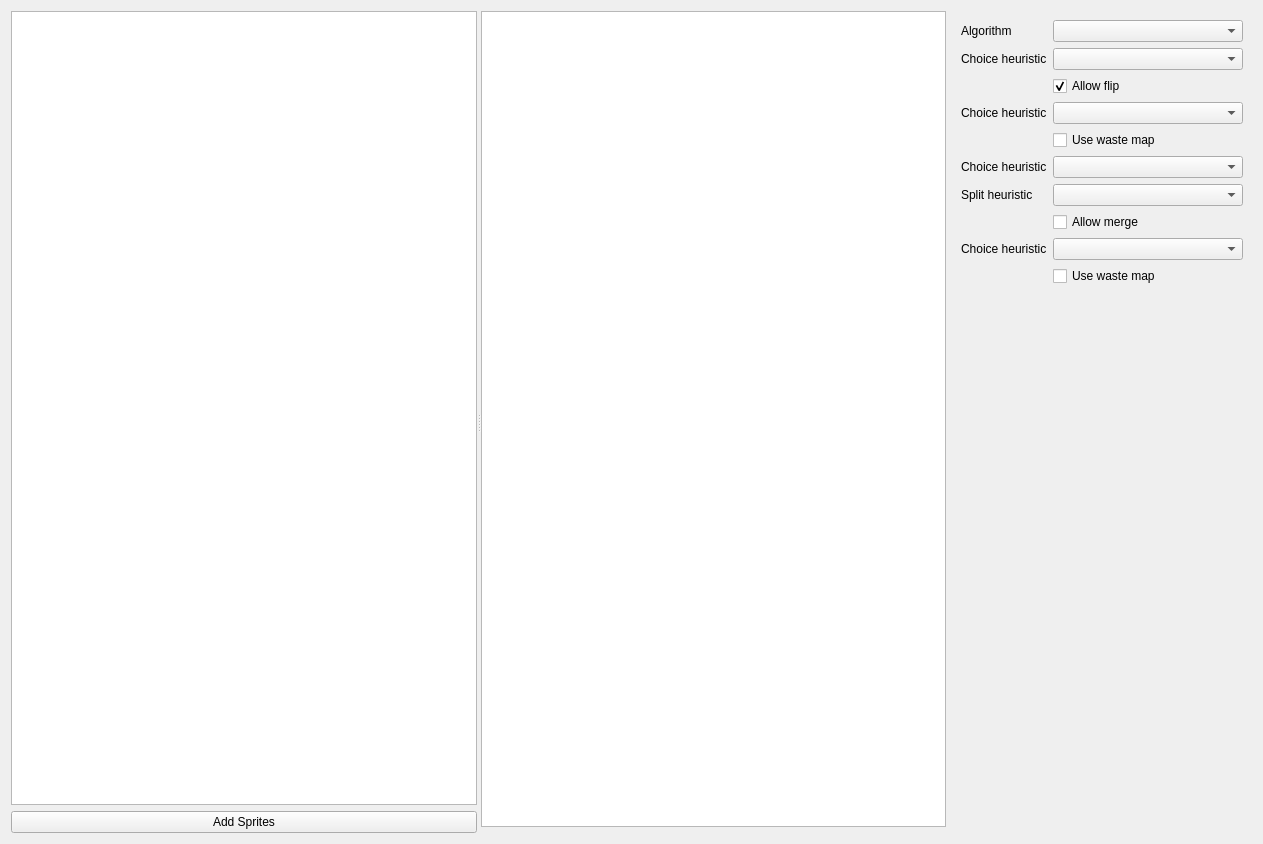
The window that gui/Sol2dTexturePackerGui/Packer/SpritePackerWidget.ui (brainstream/Sol2D-Texture-Packer) describes before a commit, drawn with Qt 5.
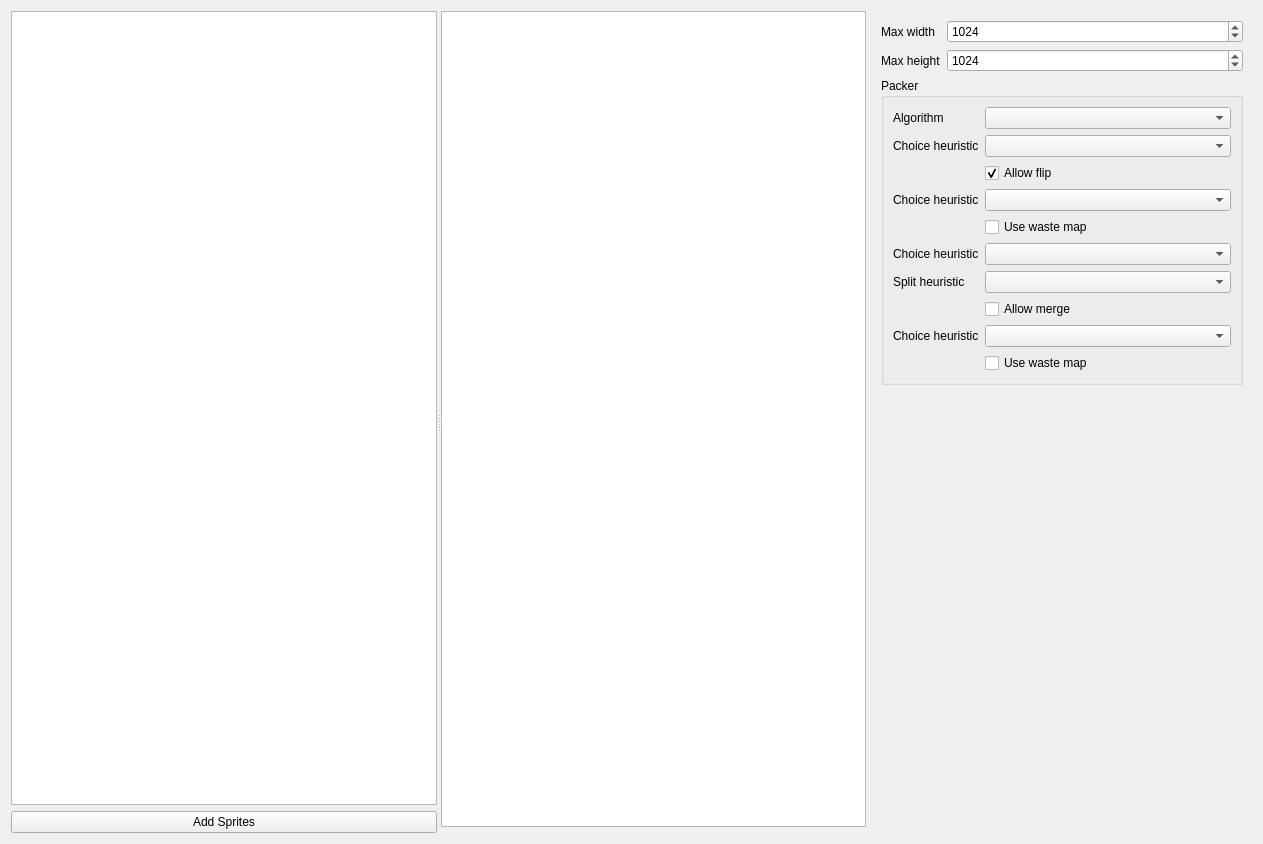
The same window after the commit. Custom widgets are drawn as their Qt base class.

Commit message: Packer options added

Diff of the .ui file:
```diff
--- a/gui/Sol2dTexturePackerGui/Packer/SpritePackerWidget.ui
+++ b/gui/Sol2dTexturePackerGui/Packer/SpritePackerWidget.ui
@@ -68,19 +68,77 @@
    <item>
     <widget class="QWidget" name="m_panel_properties" native="true">
      <property name="sizePolicy">
-      <sizepolicy hsizetype="Fixed" vsizetype="Preferred">
+      <sizepolicy hsizetype="Maximum" vsizetype="Preferred">
        <horstretch>0</horstretch>
        <verstretch>0</verstretch>
       </sizepolicy>
      </property>
      <property name="minimumSize">
       <size>
-       <width>300</width>
+       <width>380</width>
        <height>0</height>
       </size>
      </property>
      <layout class="QFormLayout" name="formLayout">
       <item row="0" column="0">
+       <widget class="QLabel" name="m_label_max_width">
+        <property name="text">
+         <string>Max width</string>
+        </property>
+       </widget>
+      </item>
+      <item row="0" column="1">
+       <widget class="QSpinBox" name="m_spin_max_width">
+        <property name="sizePolicy">
+         <sizepolicy hsizetype="Expanding" vsizetype="Fixed">
+          <horstretch>0</horstretch>
+          <verstretch>0</verstretch>
+         </sizepolicy>
+        </property>
+        <property name="minimum">
+         <number>128</number>
+        </property>
+        <property name="maximum">
+         <number>65536</number>
+        </property>
+        <property name="value">
+         <number>1024</number>
+        </property>
+       </widget>
+      </item>
+      <item row="1" column="0">
+       <widget class="QLabel" name="m_label_max_height">
+        <property name="text">
+         <string>Max height</string>
+        </property>
+       </widget>
+      </item>
+      <item row="1" column="1">
+       <widget class="QSpinBox" name="m_spin_max_height">
+        <property name="sizePolicy">
+         <sizepolicy hsizetype="Expanding" vsizetype="Fixed">
+          <horstretch>0</horstretch>
+          <verstretch>0</verstretch>
+         </sizepolicy>
+        </property>
+        <property name="minimum">
+         <number>128</number>
+        </property>
+        <property name="maximum">
+         <number>65536</number>
+        </property>
+        <property name="value">
+         <number>1024</number>
+        </property>
+       </widget>
+      </item>
+      <item row="2" column="0" colspan="2">
+       <widget class="QGroupBox" name="groupBox">
+        <property name="title">
+         <string>Packer</string>
+        </property>
+        <layout class="QFormLayout" name="formLayout_2">
+         <item row="0" column="0">
        <widget class="QLabel" name="m_label_algorithm">
         <property name="text">
          <string>Algorithm</string>
@@ -165,16 +223,6 @@
         </property>
        </widget>
       </item>
-      <item row="6" column="1">
-       <widget class="QComboBox" name="m_combo_guillotine_split_heuristic">
-        <property name="sizePolicy">
-         <sizepolicy hsizetype="Expanding" vsizetype="Fixed">
-          <horstretch>0</horstretch>
-          <verstretch>0</verstretch>
-         </sizepolicy>
-        </property>
-       </widget>
-      </item>
       <item row="6" column="0">
        <widget class="QLabel" name="m_label_guillotine_split_heuristic">
         <property name="text">
@@ -182,6 +230,16 @@
         </property>
        </widget>
       </item>
+         <item row="6" column="1">
+          <widget class="QComboBox" name="m_combo_guillotine_split_heuristic">
+           <property name="sizePolicy">
+            <sizepolicy hsizetype="Expanding" vsizetype="Fixed">
+             <horstretch>0</horstretch>
+             <verstretch>0</verstretch>
+            </sizepolicy>
+           </property>
+          </widget>
+         </item>
       <item row="7" column="1">
        <widget class="QCheckBox" name="m_checkbox_guillotine_allow_merge">
         <property name="text">
@@ -189,19 +247,6 @@
         </property>
        </widget>
       </item>
-      <item row="10" column="0" colspan="2">
-       <spacer name="m_spacer">
-        <property name="orientation">
-         <enum>Qt::Orientation::Vertical</enum>
-        </property>
-        <property name="sizeHint" stdset="0">
-         <size>
-          <width>20</width>
-          <height>40</height>
-         </size>
-        </property>
-       </spacer>
-      </item>
       <item row="8" column="0">
        <widget class="QLabel" name="m_label_shelf_choice_heuristic">
         <property name="text">
@@ -229,6 +274,22 @@
      </layout>
     </widget>
    </item>
+      <item row="3" column="0" colspan="2">
+       <spacer name="verticalSpacer">
+        <property name="orientation">
+         <enum>Qt::Orientation::Vertical</enum>
+        </property>
+        <property name="sizeHint" stdset="0">
+         <size>
+          <width>20</width>
+          <height>40</height>
+         </size>
+        </property>
+       </spacer>
+      </item>
+     </layout>
+    </widget>
+   </item>
   </layout>
  </widget>
  <customwidgets>
```
Left out of the diff: 17 changed lines with no effect on the pictures. Lines whose indentation alone changed are shown as unchanged. The commit also changes 12 other files.
